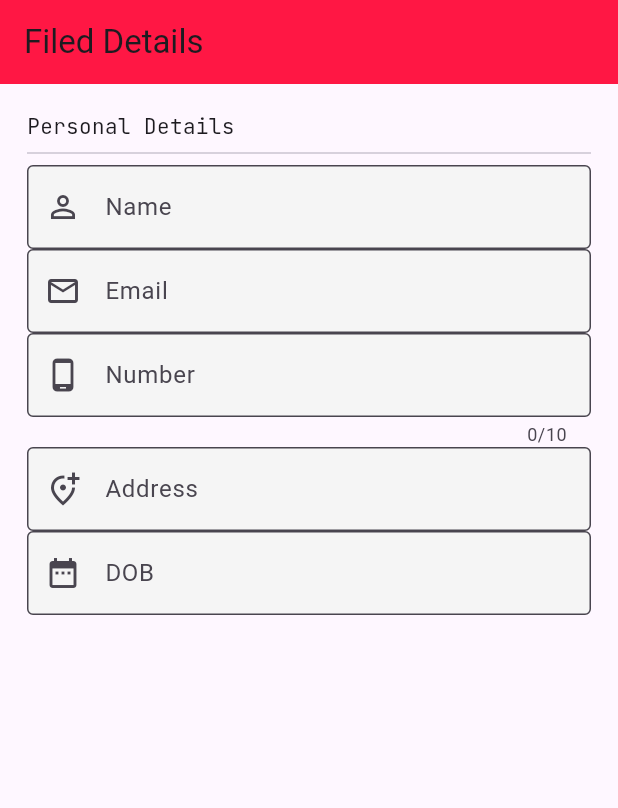
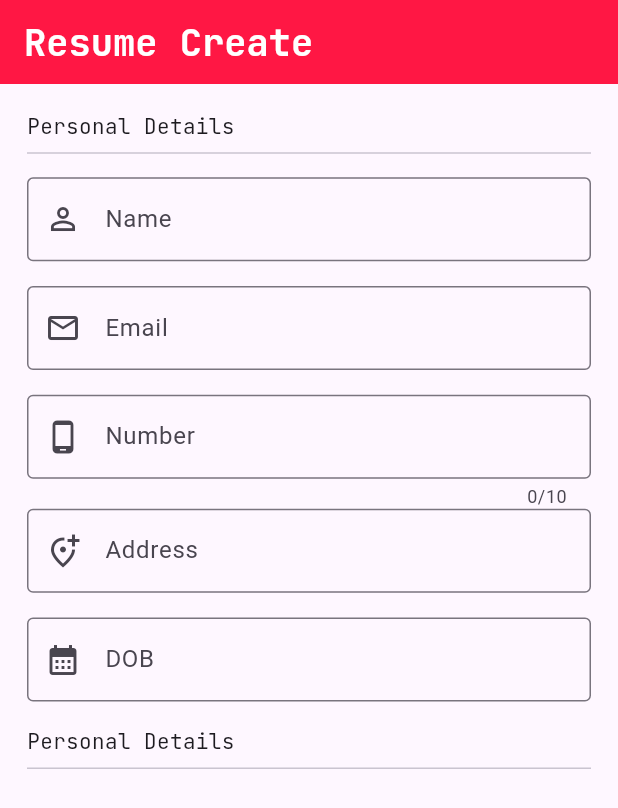
Before and after one commit to Vedpatel28/resume_builder_app, a Flutter app: the screen it shows after launch, on a phone screen of 412 x 824 dp. Shown: the top 808 px of the screen. Run offline on Flutter 3.47's test engine with Material 3 defaults, Android fonts, the phone set to English and light mode, and no system bars; our stand-ins replace google_fonts.

Commit message:
Edite Date Picker...

```diff
--- /dev/null
+++ b/lib/controller/date_picker_controller.dart
@@ -0,0 +1,19 @@
+import 'package:flutter/material.dart';
+import 'package:intl/intl.dart';
+import 'package:resume_builder_app/model/variable_model.dart';
+
+class DatePickerController extends ChangeNotifier {
+  DateTime? date = DateTime.now();
+  TimeOfDay? time = TimeOfDay.now();
+
+  init() {
+    VariableModal.dob.text = "";
+    ChangeNotifier();
+  }
+
+  setDate() {
+    String dateFormat = DateFormat("yMMMd").format(date!).toString();
+    VariableModal.dob.text = dateFormat.toString();
+    ChangeNotifier();
+  }
+}
--- a/lib/views/screens/home_page.dart
+++ b/lib/views/screens/home_page.dart
@@ -1,5 +1,11 @@
+// ignore_for_file: use_build_context_synchronously
+
+import 'dart:developer';
+
 import 'package:flutter/material.dart';
 import 'package:google_fonts/google_fonts.dart';
+import 'package:provider/provider.dart';
+import 'package:resume_builder_app/controller/date_picker_controller.dart';
 import 'package:resume_builder_app/model/variable_model.dart';
 
 class HomePage extends StatelessWidget {
@@ -11,7 +17,16 @@ class HomePage extends StatelessWidget {
     Size s = MediaQuery.of(context).size;
     return Scaffold(
       appBar: AppBar(
-        title: const Text("Filed Details"),
+        title: Text(
+          "Resume Create",
+          style: GoogleFonts.jetBrainsMono(
+            textStyle: TextStyle(
+              color: Colors.white,
+              fontSize: s.height * 0.03,
+              fontWeight: FontWeight.bold,
+            ),
+          ),
+        ),
         backgroundColor: Colors.redAccent.shade400,
       ),
       body: Padding(
@@ -19,6 +34,10 @@ class HomePage extends StatelessWidget {
         child: Form(
           key: formKey,
           autovalidateMode: AutovalidateMode.onUserInteraction,
+          child: Consumer<DatePickerController>(
+            builder: (context, provider, _) {
+              return SingleChildScrollView(
+                scrollDirection: Axis.vertical,
                 child: Column(
                   crossAxisAlignment: CrossAxisAlignment.start,
                   children: [
@@ -27,6 +46,7 @@ class HomePage extends StatelessWidget {
                       style: GoogleFonts.jetBrainsMono(),
                     ),
                     const Divider(),
+                    SizedBox(height: s.height * 0.01),
                     // Name
                     TextFormField(
                       validator: (value) {
@@ -36,20 +56,18 @@ class HomePage extends StatelessWidget {
                           return null;
                         }
                       },
+                      textInputAction: TextInputAction.next,
                       onSaved: (newValue) {
                         VariableModal.name.text = newValue!;
                       },
                       controller: VariableModal.name,
-                decoration: InputDecoration(
-                  focusColor: Colors.white,
-                  border: const OutlineInputBorder(),
+                      decoration: const InputDecoration(
+                        border: OutlineInputBorder(),
                         labelText: "Name",
-                  filled: true,
-                  fillColor: Colors.grey.shade100,
-                  prefixIcon: const Icon(Icons.perm_identity),
+                        prefixIcon: Icon(Icons.perm_identity),
                       ),
-                textInputAction: TextInputAction.next,
                     ),
+                    SizedBox(height: s.height * 0.02),
                     // Email
                     TextFormField(
                       validator: (value) {
@@ -59,20 +77,18 @@ class HomePage extends StatelessWidget {
                           return null;
                         }
                       },
+                      textInputAction: TextInputAction.next,
                       onSaved: (newValue) {
                         VariableModal.email.text = newValue!;
                       },
                       controller: VariableModal.email,
-                decoration: InputDecoration(
-                  focusColor: Colors.white,
-                  border: const OutlineInputBorder(),
+                      decoration: const InputDecoration(
+                        border: OutlineInputBorder(),
                         labelText: "Email",
-                  filled: true,
-                  fillColor: Colors.grey.shade100,
-                  prefixIcon: const Icon(Icons.email_outlined),
+                        prefixIcon: Icon(Icons.email_outlined),
                       ),
-                textInputAction: TextInputAction.next,
                     ),
+                    SizedBox(height: s.height * 0.02),
                     // Number
                     TextFormField(
                       validator: (value) {
@@ -82,21 +98,18 @@ class HomePage extends StatelessWidget {
                           return null;
                         }
                       },
+                      textInputAction: TextInputAction.next,
                       maxLength: 10,
                       onSaved: (newValue) {
                         VariableModal.number.text = newValue!;
                       },
                       controller: VariableModal.number,
-                decoration: InputDecoration(
-                  focusColor: Colors.white,
-                  border: const OutlineInputBorder(),
+                      decoration: const InputDecoration(
+                        border: OutlineInputBorder(),
                         labelText: "Number",
-                  filled: true,
-                  fillColor: Colors.grey.shade100,
-                  prefixIcon: const Icon(Icons.phone_android_outlined),
+                        prefixIcon: Icon(Icons.phone_android_outlined),
                       ),
                       keyboardType: TextInputType.number,
-                textInputAction: TextInputAction.next,
                     ),
                     // Address
                     TextFormField(
@@ -107,44 +120,88 @@ class HomePage extends StatelessWidget {
                           return null;
                         }
                       },
+                      textInputAction: TextInputAction.next,
                       onSaved: (newValue) {
                         VariableModal.address.text = newValue!;
                       },
                       controller: VariableModal.address,
-                decoration: InputDecoration(
-                  focusColor: Colors.white,
-                  border: const OutlineInputBorder(),
+                      decoration: const InputDecoration(
+                        border: OutlineInputBorder(),
                         labelText: "Address",
-                  filled: true,
-                  fillColor: Colors.grey.shade100,
-                  prefixIcon: const Icon(Icons.add_location_alt_outlined),
+                        prefixIcon: Icon(Icons.add_location_alt_outlined),
                       ),
+                    ),
+                    SizedBox(height: s.height * 0.02),
+                    // DOB
+                    TextField(
+                      onSubmitted: (value) {
+                        VariableModal.dob.text = value;
+                      },
                       textInputAction: TextInputAction.next,
+                      controller: VariableModal.dob,
+                      onTap: () async {
+                        provider.date = await showDatePicker(
+                          context: context,
+                          initialDate: DateTime.now(),
+                          firstDate: DateTime(2000),
+                          lastDate: DateTime(3000),
+                        );
+                        if (provider.date != null) {
+                          provider.setDate();
+                          log(" Date : ${provider.date} ");
+                        } else {
+                          showBottomSheet(
+                            context: context,
+                            builder: (context) => const SnackBar(
+                              content: Text(
+                                "Can't Picked Date",
                               ),
-              // DOB
-              TextFormField(
-                validator: (value) {
-                  if (value!.isEmpty) {
-                    return "Enter The Valid Date";
-                  } else {
-                    return null;
+                            ),
+                          );
                         }
                       },
-                onSaved: (newValue) {
-                  VariableModal.dob.text = newValue!;
-                },
-                controller: VariableModal.dob,
+                      readOnly: true,
                       decoration: InputDecoration(
                         focusColor: Colors.white,
                         border: const OutlineInputBorder(),
                         labelText: "DOB",
-                  filled: true,
-                  fillColor: Colors.grey.shade100,
-                  prefixIcon: const Icon(Icons.date_range),
+                        prefixIcon: IconButton(
+                          onPressed: () async {
+                            provider.date = await showDatePicker(
+                              context: context,
+                              initialDate: DateTime.now(),
+                              firstDate: DateTime(2000),
+                              lastDate: DateTime(3000),
+                            );
+                            if (provider.date != null) {
+                              provider.setDate();
+                              log(" Date : ${provider.date} ");
+                            } else {
+                              showBottomSheet(
+                                context: context,
+                                builder: (context) => const SnackBar(
+                                  content: Text(
+                                    "Can't Picked Date",
                                   ),
-                textInputAction: TextInputAction.next,
                                 ),
+                              );
+                            }
+                          },
+                          icon: const Icon(Icons.calendar_month),
+                        ),
+                      ),
+                    ),
+                    SizedBox(height: s.height * 0.02),
+                    Text(
+                      "Personal Details",
+                      style: GoogleFonts.jetBrainsMono(),
+                    ),
+                    const Divider(),
+                    SizedBox(height: s.height * 0.01),
                   ],
+                ),
+              );
+            },
           ),
         ),
       ),
--- a/pubspec.yaml
+++ b/pubspec.yaml
@@ -36,6 +36,8 @@ dependencies:
   # Use with the CupertinoIcons class for iOS style icons.
   cupertino_icons: ^1.0.6
   google_fonts: any
+  provider: any
+  intl: any
 
 dev_dependencies:
   flutter_test:
```
Also changed, not shown: lib/main.dart (+10 -1 lines), pubspec.lock. Lines whose indentation alone changed are shown as unchanged.
